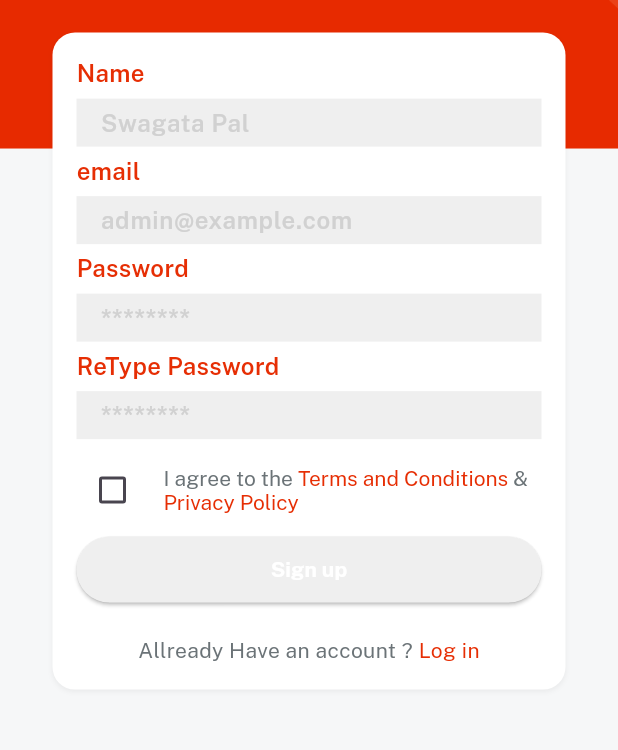
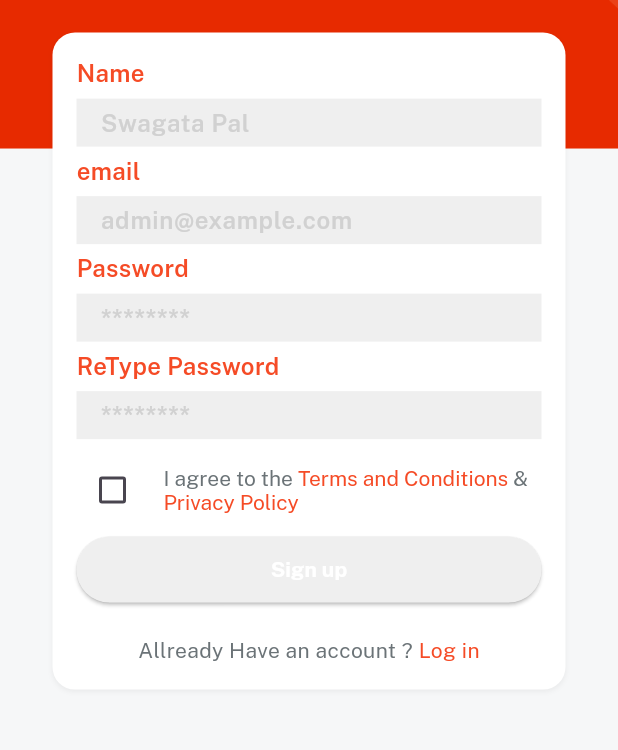
Before and after one commit to swagatapal/e_commerce_app, a Flutter app: the screen it shows after launch, after a tap on "Sign up", on a phone screen of 412 x 824 dp, the part 283-1033 px from its top. Run offline on Flutter 3.47's test engine with Material 3 defaults, Android fonts, the phone set to English and light mode, and no system bars; our stand-ins replace cloud_firestore, firebase_auth, firebase_core, get, image_picker and 1 more; missing offline and left inert: dart:ffi; accounts and stored records are empty; network calls fail.

```diff
--- a/lib/Widget_Common/customTextField_widget.dart
+++ b/lib/Widget_Common/customTextField_widget.dart
@@ -2,13 +2,15 @@ import 'package:e_commerce_app/consts/consts.dart';
 import 'package:flutter/cupertino.dart';
 import 'package:flutter/material.dart';
 
-Widget customTextField({String? title, String? hint, controller}){
+Widget customTextField({String? title, String? hint, controller, isPass}){
   return Column(
     crossAxisAlignment: CrossAxisAlignment.start,
     children: [
       title!.text.color(redColor).fontFamily(semibold).size(16).make(),
       5.heightBox,
       TextFormField(
+        obscureText: isPass,
+        controller: controller,
         decoration: InputDecoration(
           hintStyle: TextStyle(
             fontFamily: semibold,
--- a/lib/consts/colors.dart
+++ b/lib/consts/colors.dart
@@ -5,6 +5,6 @@ const Color fontGrey = Color.fromRGBO(107, 115, 119, 1);
 const Color darkFontGrey = Color.fromRGBO(62, 68, 71, 1);
 const Color whiteColor = Color.fromRGBO(255, 255, 255, 1);
 const Color lightGrey = Color.fromRGBO(239, 239, 239, 1);
-const Color redColor = Color.fromRGBO(230, 46, 4, 1);
+const Color redColor = Color.fromRGBO(245, 75, 38, 1.0);
 const Color golden = Color.fromRGBO(255, 168, 0, 1);
 const Color lightGolden = Color(0xFFFEEAD1);
--- a/lib/consts/consts.dart
+++ b/lib/consts/consts.dart
@@ -5,3 +5,4 @@ export './images.dart';
 export './strings.dart';
 export './styles.dart';
 export 'package:velocity_x/velocity_x.dart';
+export './firebase_const.dart';
--- /dev/null
+++ b/lib/consts/firebase_const.dart
@@ -0,0 +1,8 @@
+import 'package:cloud_firestore/cloud_firestore.dart';
+import 'package:firebase_auth/firebase_auth.dart';
+
+FirebaseAuth auth = FirebaseAuth.instance;
+FirebaseFirestore firestore = FirebaseFirestore.instance;
+User? currentUser = auth.currentUser;
+
+const userCollection = "users";
--- a/lib/consts/strings.dart
+++ b/lib/consts/strings.dart
@@ -10,6 +10,8 @@ const nameHint = "Swagata Pal";
 const passwordHint = "********";
 const forgetPass = "Forget Password";
 const login = "Log in";
+const loggedin = "Log in Successfull";
+const loggedout = "Log out Successfull";
 const signup = "Sign up";
 const createNewAccount = "Or, Create a new account";
 const loginWith = "Log in with";
--- a/lib/views/auth_screen/login_screen.dart
+++ b/lib/views/auth_screen/login_screen.dart
@@ -1,3 +1,4 @@
+import 'package:e_commerce_app/Controllers/auth_controller.dart';
 import 'package:e_commerce_app/Widget_Common/appLogo_Widget.dart';
 import 'package:e_commerce_app/Widget_Common/bg_widget.dart';
 import 'package:e_commerce_app/Widget_Common/customTextField_widget.dart';
@@ -15,6 +16,9 @@ class LoginScreen extends StatelessWidget {
 
   @override
   Widget build(BuildContext context) {
+
+    var controller = Get.put(authController());
+
     return bgWidget(child: Scaffold(
       resizeToAvoidBottomInset: false,
       body: Center(
@@ -25,17 +29,29 @@ class LoginScreen extends StatelessWidget {
             10.heightBox,
             "log in to $appname".text.fontFamily(bold).white.size(18).make(),
             15.heightBox,
-            Column(
+            Obx(()=> Column(
                 children: [
-                customTextField(hint: emailHint, title: email),
-                customTextField(hint: passwordHint, title: password),
+                  customTextField(hint: emailHint, title: email, isPass: false, controller: controller.emailController),
+                  customTextField(hint: passwordHint, title: password, isPass: true, controller: controller.passwordController),
                   Align(
                     alignment: Alignment.centerRight,
                       child: TextButton(onPressed: (){}, child: forgetPass.text.make())
                   ),
                   5.heightBox,
-                ourButton(color: redColor, title: login, textColor: whiteColor, onPress: (){
-                  Get.to(()=>Home());
+
+                  controller.isloading.value? CircularProgressIndicator(
+                    valueColor: AlwaysStoppedAnimation(redColor),
+                  ): ourButton(color: redColor, title: login, textColor: whiteColor, onPress: ()
+                  async {
+                    controller.isloading(true);
+                    await controller.loginMethod(context: context).then((value){
+                       if(value!=null){
+                         VxToast.show(context, msg: loggedin);
+                         Get.offAll(()=>const Home());
+                       }else{
+                         controller.isloading(false);
+                       }
+                    });
                   })
                   .box.width(context.screenWidth - 50).make(),
                   5.heightBox,
@@ -64,6 +80,7 @@ class LoginScreen extends StatelessWidget {
 
                 ]
               ).box.white.rounded.padding(const EdgeInsets.all(16)).width(context.screenWidth-70).shadowSm.make(),
+            ),
 
 
 
--- a/lib/views/auth_screen/signup_screen.dart
+++ b/lib/views/auth_screen/signup_screen.dart
@@ -1,3 +1,4 @@
+import 'package:e_commerce_app/Controllers/auth_controller.dart';
 import 'package:e_commerce_app/consts/consts.dart';
 import 'package:flutter/material.dart';
 import 'package:get/get.dart';
@@ -19,6 +20,15 @@ class SignupScreen extends StatefulWidget {
 class _SignupScreenState extends State<SignupScreen> {
   bool? isCheck = false;
 
+  var controller = Get.put(authController());
+
+  // text controller
+  var nameController = TextEditingController();
+  var emailController = TextEditingController();
+  var passwordController = TextEditingController();
+  var passwordRetypeController = TextEditingController();
+
+
   @override
   Widget build(BuildContext context) {
     return bgWidget(child: Scaffold(
@@ -31,12 +41,12 @@ class _SignupScreenState extends State<SignupScreen> {
             10.heightBox,
             "Join the $appname".text.fontFamily(bold).white.size(18).make(),
             15.heightBox,
-            Column(
+            Obx(()=> Column(
                   children: [
-                  customTextField(hint: nameHint, title: name),
-                  customTextField(hint: emailHint, title: email),
-                  customTextField(hint: passwordHint, title: password),
-                  customTextField(hint: passwordHint, title: retypePassword),
+                    customTextField(hint: nameHint, title: name, controller: nameController, isPass: false),
+                    customTextField(hint: emailHint, title: email, controller: emailController, isPass: false),
+                    customTextField(hint: passwordHint, title: password, controller: passwordController, isPass: true),
+                    customTextField(hint: passwordHint, title: retypePassword, controller: passwordRetypeController, isPass: true),
                     5.heightBox,
                     Row(
                       children: [
@@ -79,8 +89,30 @@ class _SignupScreenState extends State<SignupScreen> {
                       ],
                     ),
                     5.heightBox,
-                  ourButton(color:isCheck == true? redColor:lightGrey, title: signup, textColor: whiteColor, onPress: (){
-                    Get.to(()=>Home());
+                    controller.isloading.value? const CircularProgressIndicator(
+                      valueColor: AlwaysStoppedAnimation(redColor),
+                    ):
+                    ourButton(color:isCheck == true? redColor:lightGrey, title: signup, textColor: whiteColor, onPress: () async{
+                      if(isCheck != false){
+                        controller.isloading(true);
+                        try{
+                          await controller.signupMethod(context: context, email: emailController.text, password: passwordController.text).then((value){
+                            return controller.storedUserData(
+                              email: emailController.text,
+                              password: passwordController.text,
+                              name: nameController.text,
+                            );
+                          }).then((value){
+                            VxToast.show(context, msg: loggedin);
+                            Get.offAll(()=> Home());
+                          });
+
+                        } catch(e){
+                          auth.signOut();
+                          VxToast.show(context, msg: e.toString());
+                          controller.isloading(false);
+                        }
+                      }
                     })
                         .box.width(context.screenWidth - 50).make(),
 
@@ -97,6 +129,7 @@ class _SignupScreenState extends State<SignupScreen> {
 
                   ]
               ).box.white.rounded.padding(const EdgeInsets.all(16)).width(context.screenWidth-70).shadowSm.make(),
+            ),
 
 
 
--- a/lib/views/splash_screen/splashScreen.dart
+++ b/lib/views/splash_screen/splashScreen.dart
@@ -1,7 +1,9 @@
 import 'package:e_commerce_app/Widget_Common/appLogo_Widget.dart';
 import 'package:e_commerce_app/consts/colors.dart';
 import 'package:e_commerce_app/consts/consts.dart';
+import 'package:e_commerce_app/views/Home_Screen/Home.dart';
 import 'package:e_commerce_app/views/auth_screen/login_screen.dart';
+import 'package:firebase_auth/firebase_auth.dart';
 import 'package:flutter/material.dart';
 import 'package:get/get.dart';
 import 'package:get/get_core/src/get_main.dart';
@@ -18,7 +20,15 @@ class _SplashScreenState extends State<SplashScreen> {
   changeScreen(){
     Future.delayed(Duration(seconds: 3), (){
       //using get x
-      Get.to(()=>LoginScreen());
+      // Get.to(()=>LoginScreen());
+      auth.authStateChanges().listen((User?user) {
+        if(user == null && mounted)
+          {
+            Get.to(()=>const LoginScreen());
+          }else{
+          Get.to(()=>const Home());
+        }
+      });
     });
   }
 
--- a/pubspec.yaml
+++ b/pubspec.yaml
@@ -40,6 +40,7 @@ dependencies:
   firebase_auth: ^4.16.0
   firebase_storage: ^11.6.0
   cloud_firestore: ^4.14.0
+  image_picker: ^1.0.7
 
 dev_dependencies:
   flutter_test:
```
Also changed, not shown: lib/Controllers/auth_controller.dart (added, +68 -0 lines), lib/Controllers/profile_controller.dart (added, +21 -0 lines), lib/services/firestore_service.dart (added, +10 -0 lines), lib/views/Profile_Screen/editProfile_screen.dart (added, +69 -0 lines), lib/views/Profile_Screen/profile_screen.dart (+21 -73 lines), pubspec.lock, 5 other files. Lines whose indentation alone changed are shown as unchanged.
